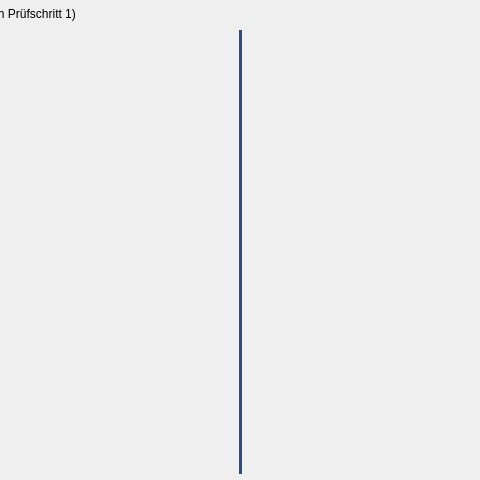
First picture: the form in Structure/GUI/Section_Mod_Statistics_Content.ui, repository Looking4Git/Starfield_LOH, before the edit; both pictures show x 210 to 690 and y 0 to 480 of the 900 by 480 pixel window.
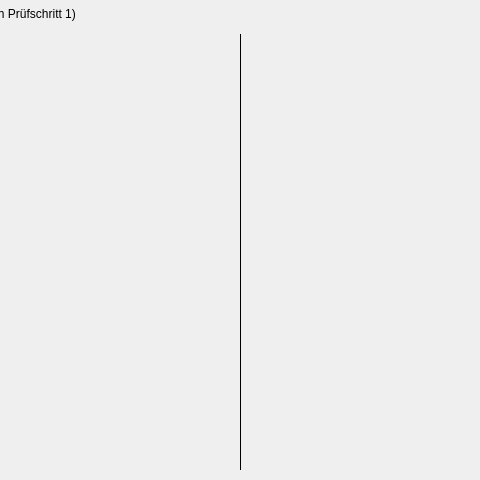
Second picture: the form after the edit.

```diff
--- a/Structure/GUI/Section_Mod_Statistics_Content.ui
+++ b/Structure/GUI/Section_Mod_Statistics_Content.ui
@@ -13,7 +13,7 @@
   <property name="minimumSize">
    <size>
     <width>0</width>
-    <height>480</height>
+    <height>0</height>
    </size>
   </property>
   <layout class="QVBoxLayout" name="main_layout">
@@ -30,7 +30,7 @@
     <number>6</number>
    </property>
    <property name="bottomMargin">
-    <number>6</number>
+    <number>8</number>
    </property>
    <item>
     <layout class="QHBoxLayout" name="header_layout">
@@ -104,7 +104,7 @@
         <enum>QFrame::Shadow::Plain</enum>
        </property>
        <property name="styleSheet">
-        <string notr="true">color: #304C7A; background-color: #304C7A; width: 1px;</string>
+        <string notr="true">margin-top: 4px; margin-bottom: 3px;</string>
        </property>
       </widget>
      </item>
```
